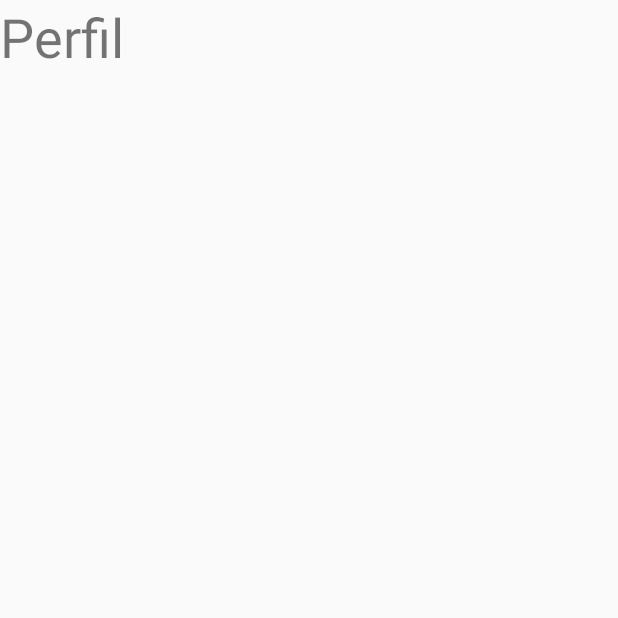
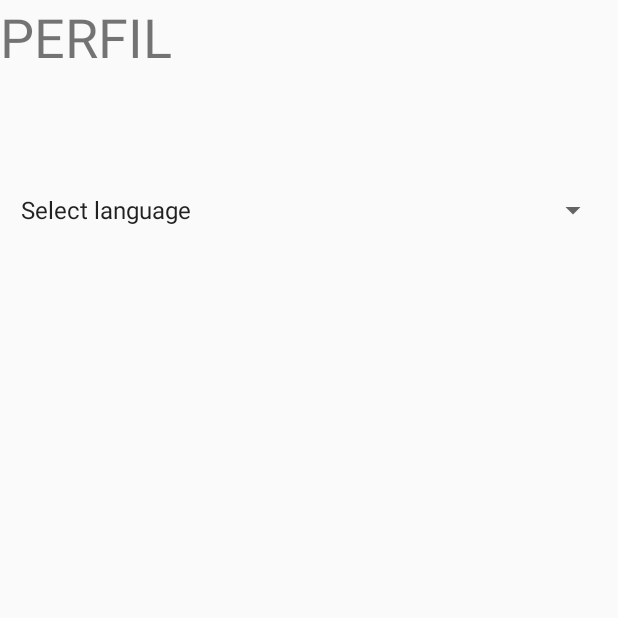
Before and after one commit to Firred/Match_It_Up, an Android app: the ProfileActivity screen opened directly, with no data from a screen before it, on a phone screen of 412 x 824 dp, the top half of it. Run offline under Robolectric (Android 15) with nearby library versions, the phone set to English and light mode, and no system bars; Roboto replaces fonts that are not available here.

Commit message:
Agregada compatibilidad con múltiples idiomas.

```diff
--- a/app/src/main/java/com/example/matchitup/ProfileActivity.java
+++ b/app/src/main/java/com/example/matchitup/ProfileActivity.java
@@ -2,15 +2,103 @@ package com.example.matchitup;
 
 import androidx.appcompat.app.AppCompatActivity;
 
+import android.content.Context;
+import android.content.Intent;
+import android.content.SharedPreferences;
+import android.content.res.Configuration;
+import android.content.res.Resources;
+import android.os.Build;
 import android.os.Bundle;
+import android.preference.PreferenceManager;
+import android.util.DisplayMetrics;
+import android.util.Log;
+import android.view.View;
+import android.widget.AdapterView;
+import android.widget.ArrayAdapter;
+import android.widget.Spinner;
+
+import java.util.ArrayList;
+import java.util.List;
+import java.util.Locale;
 
 public class ProfileActivity extends AppCompatActivity {
+    Spinner spinner;
+    String currentLanguage = "en", currentLang;
+
+    Locale myLocale;
 
     @Override
     protected void onCreate(Bundle savedInstanceState) {
         super.onCreate(savedInstanceState);
+
+        currentLanguage = getIntent().getStringExtra(currentLang);
+
         setContentView(R.layout.activity_profile);
+
+        //TODO: Esto es para las pruebas, cambiar por algo más bonito
+        spinner = (Spinner) findViewById(R.id.spinner);
+
+        List<String> list = new ArrayList<>();
+
+        list.add("Select language");
+        list.add("English");
+        list.add("Español");
+        list.add("Français");
+        list.add("Italiano");
+        list.add("Portugues");
+
+        ArrayAdapter<String> adapter = new ArrayAdapter<String>(this, android.R.layout.simple_spinner_item, list);
+        adapter.setDropDownViewResource(android.R.layout.simple_spinner_dropdown_item);
+        spinner.setAdapter(adapter);
+
+        spinner.setOnItemSelectedListener(new AdapterView.OnItemSelectedListener() {
+            @Override
+            public void onItemSelected(AdapterView<?> adapterView, View view, int position, long l) {
+                switch (position) {
+                    case 0:
+                        break;
+                    case 1:
+                        setLocale("en");
+                        break;
+                    case 2:
+                        setLocale("es");
+                        break;
+                    case 3:
+                        setLocale("fr");
+                        break;
+                    case 4:
+                        setLocale("it");
+                        break;
+                    case 5:
+                        setLocale("pt");
+                        break;
+                }
+            }
+
+            @Override
+            public void onNothingSelected(AdapterView<?> adapterView) {
+            }
+        });
 
         System.out.println("Hola estoy en profile");
     }
+
+    /**
+     * Changes the locale of the application, updating its preference.
+     * @param localeName
+     */
+    public void setLocale(String localeName) {
+        if (!localeName.equals(currentLanguage)) {
+            LocaleManager.setLocale(this, localeName);
+
+            Intent refresh = new Intent(this, MainActivity.class);
+            refresh.putExtra(currentLang, localeName);
+            startActivity(refresh.addFlags(Intent.FLAG_ACTIVITY_CLEAR_TASK | Intent.FLAG_ACTIVITY_NEW_TASK));
+
+            SharedPreferences mPreferences = this.getSharedPreferences("matchPref", Context.MODE_PRIVATE);
+            SharedPreferences.Editor editor = mPreferences.edit();
+            editor.putString("language_key", localeName);
+            editor.commit();
+        }
+    }
 }
--- a/app/src/main/res/layout/activity_profile.xml
+++ b/app/src/main/res/layout/activity_profile.xml
@@ -10,8 +10,20 @@
         android:id="@+id/textView3"
         android:layout_width="wrap_content"
         android:layout_height="wrap_content"
-        android:text="Perfil"
+        android:text="@string/profile_menu"
         android:textSize="36sp"
         tools:layout_editor_absoluteX="163dp"
         tools:layout_editor_absoluteY="305dp" />
+
+    <Spinner
+        android:id="@+id/spinner"
+        android:layout_width="400dp"
+        android:layout_height="24dp"
+        android:layout_marginStart="10dp"
+        android:layout_marginEnd="10dp"
+        app:layout_constraintBottom_toBottomOf="parent"
+        app:layout_constraintEnd_toEndOf="parent"
+        app:layout_constraintStart_toStartOf="parent"
+        app:layout_constraintTop_toTopOf="parent"
+        app:layout_constraintVertical_bias="0.16000003" />
 </androidx.constraintlayout.widget.ConstraintLayout>
--- a/app/src/main/res/values/strings.xml
+++ b/app/src/main/res/values/strings.xml
@@ -1,5 +1,5 @@
 <resources>
-    <string name="app_name">Match It Up!</string>
+    <string name="app_name" translatable="false">Match It Up!</string>
     <string name="next_game">Siguiente</string>
     <string name="points">"Puntos : "</string>
     <string name="success_matchup">¡ Correcto !</string>
```
Also changed, not shown: app/src/main/java/com/example/matchitup/LocaleManager.java (added, +33 -0 lines), app/src/main/java/com/example/matchitup/MainActivity.java (+9 -0 lines), 6 other files.
